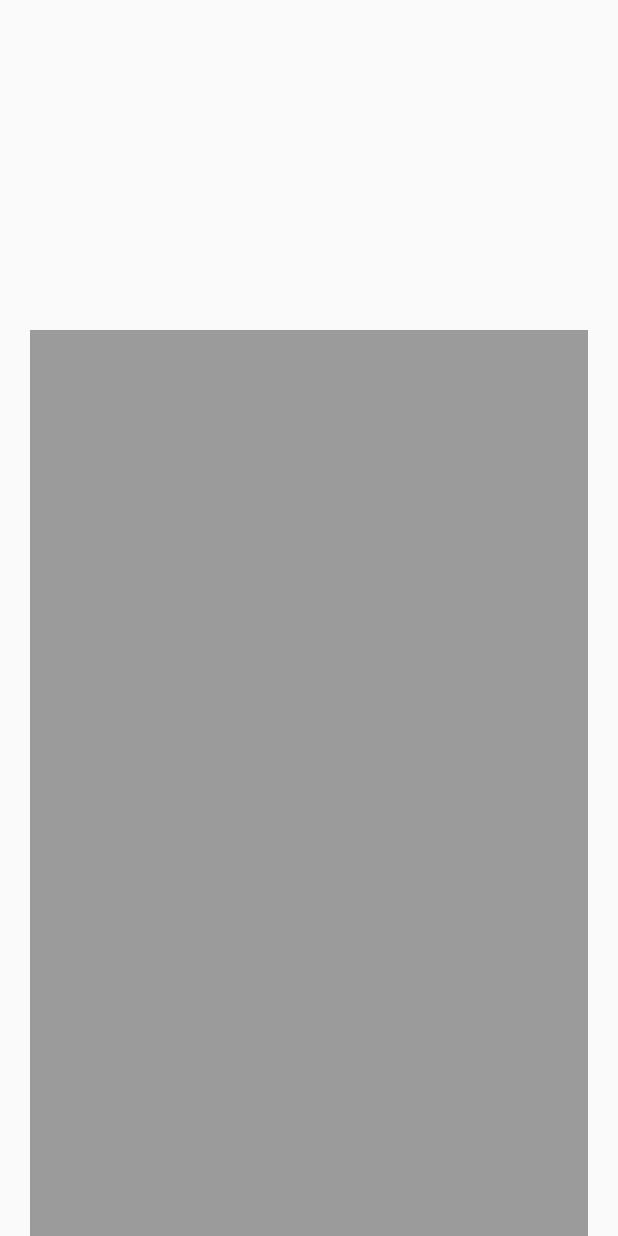
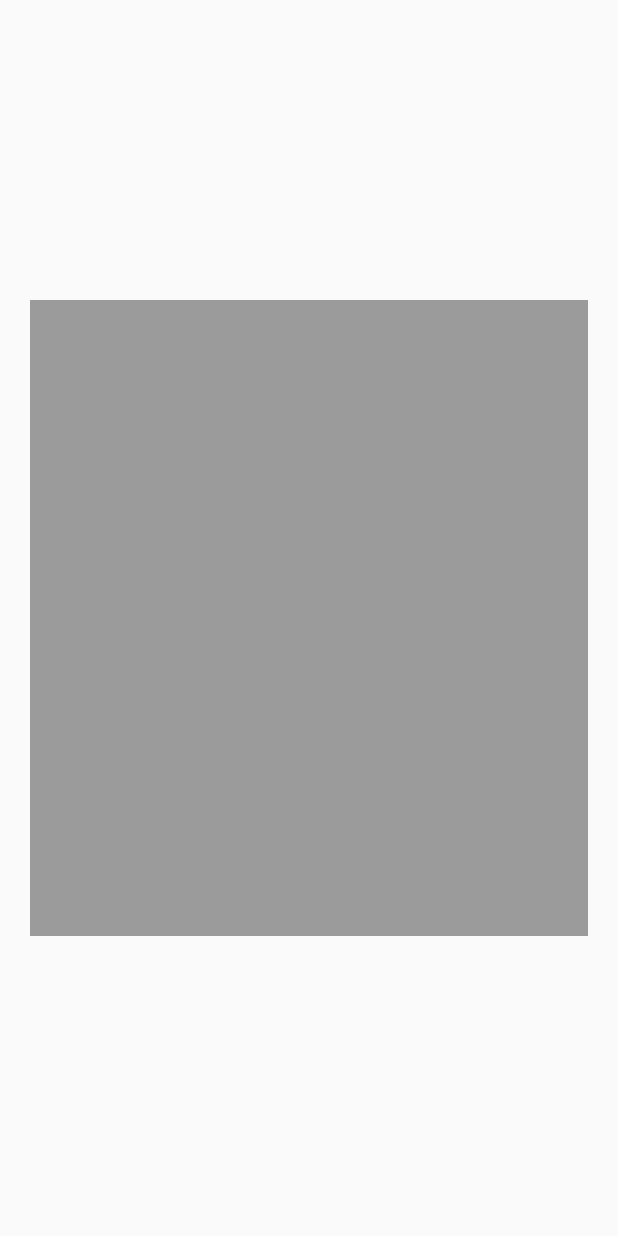
Before and after one commit to Delarram/provide, a Flutter app: the screen it shows after launch, on a phone screen of 412 x 824 dp. Run offline on Flutter 3.47's test engine with Material 2 defaults, Android fonts, the phone set to English and light mode, and no system bars; our stand-ins replace cached_network_image, flutter_rating_bar, font_awesome_flutter.

Commit message:
Scroll View Fix

```diff
--- a/lib/pages/login_page/login.dart
+++ b/lib/pages/login_page/login.dart
@@ -1,4 +1,3 @@
-import 'package:flutter/cupertino.dart';
 import 'package:flutter/material.dart';
 import 'package:easyapproach/constant/constant_textStyle.dart';
 import 'package:font_awesome_flutter/font_awesome_flutter.dart';
@@ -8,14 +7,20 @@ class MyLoginPage extends StatelessWidget {
 
   @override
   Widget build(BuildContext context) {
+    double width = MediaQuery.of(context).size.width;
+    double height = MediaQuery.of(context).size.height;
+
     return Scaffold(
-        body:  SingleChildScrollView(
-          child:  Container(
-            margin: EdgeInsets.symmetric(vertical: 220,horizontal: 20),
-            color: Colors.black38,
-            width: MediaQuery.of(context).size.height,
-            height: MediaQuery.of(context).size.height,
-          ),
-        ));
+        body: SingleChildScrollView(
+      child: SizedBox(
+          width: width,
+          height: height,
+          child: Flexible(
+            child: Container(
+              margin: const EdgeInsets.symmetric(vertical: 200, horizontal: 20),
+              color: Colors.black38,
+            ),
+          )),
+    ));
   }
 }
--- a/pubspec.yaml
+++ b/pubspec.yaml
@@ -18,7 +18,7 @@ publish_to: 'none' # Remove this line if you wish to publish to pub.dev
 version: 1.0.0+1
 
 environment:
-  sdk: ">=2.16.2 <3.0.0"
+  sdk: ">=2.17.0 <3.0.0"
 
 # Dependencies specify other packages that your package needs in order to work.
 # To automatically upgrade your package dependencies to the latest versions
```
Also changed, not shown: 3 other files.
